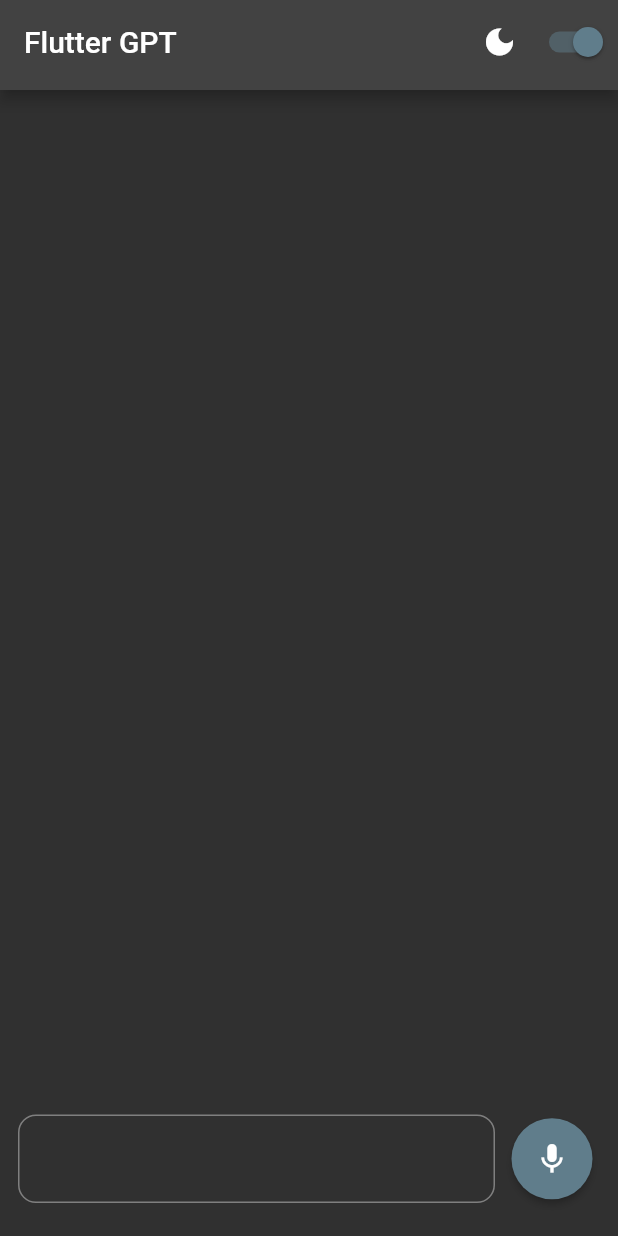
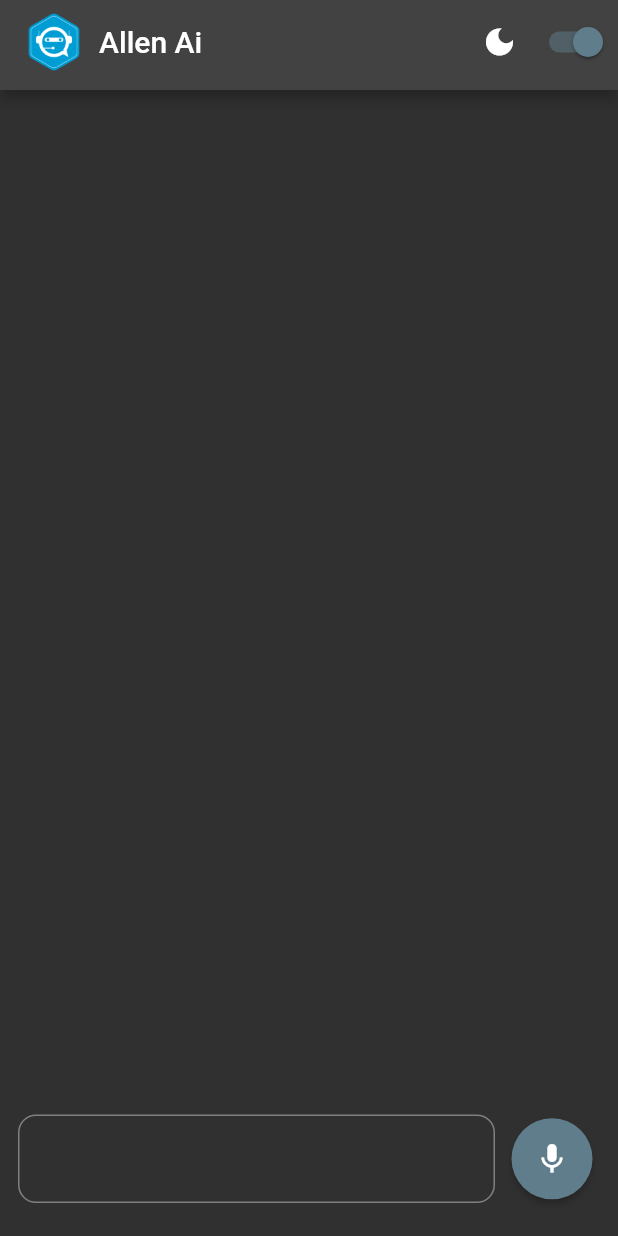
Before and after one commit to gitcoder-23/flutter-allen-ai-chatbot-complete, a Flutter app: the screen it shows after launch, on a phone screen of 412 x 824 dp. Run offline on Flutter 3.47's test engine with Material 2 defaults, Android fonts, the phone set to English and light mode, and no system bars; our stand-ins replace flutter_riverpod, speech_to_text; missing offline and left inert: chat_gpt_sdk.

Commit message:
design modified

```diff
--- a/lib/services/ai_handler.dart
+++ b/lib/services/ai_handler.dart
@@ -1,6 +1,6 @@
 import 'package:chat_gpt_sdk/chat_gpt_sdk.dart';
 
-String openAIAPIKey = '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';
+String openAIAPIKey = '<Type Open Key Here>';
 
 class AIHandler {
   final _openAI = OpenAI.instance.build(
--- a/lib/widgets/my_app_bar.dart
+++ b/lib/widgets/my_app_bar.dart
@@ -9,11 +9,22 @@ class MyAppBar extends StatelessWidget implements PreferredSizeWidget {
   @override
   Widget build(BuildContext context) {
     return AppBar(
-      title: Text(
-        'Flutter GPT',
-        style: TextStyle(
-          color: Theme.of(context).colorScheme.onPrimary,
-        ),
+      title: Row(
+        children: [
+          Image.asset(
+            'assets/allen-ai.png',
+            width: 40,
+          ),
+          const SizedBox(
+            width: 10,
+          ),
+          Text(
+            'Allen Ai',
+            style: TextStyle(
+              color: Theme.of(context).colorScheme.onPrimary,
+            ),
+          ),
+        ],
       ),
       actions: [
         Row(
```
